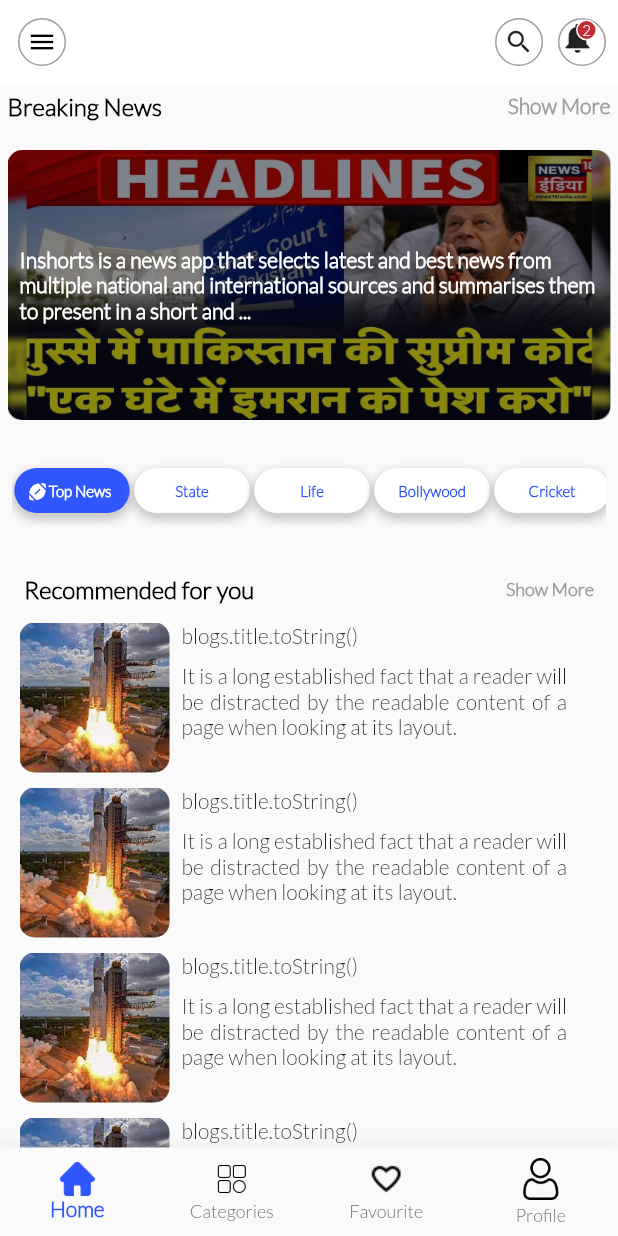
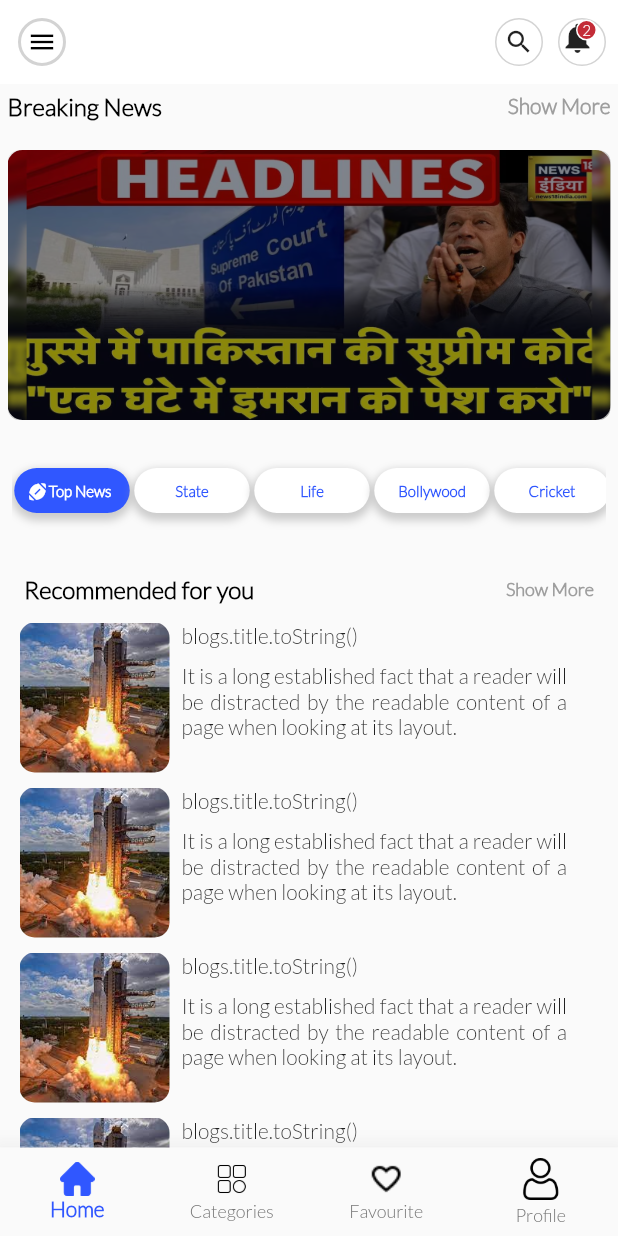
Before and after one commit to khushboo-taneja95/newsappflutter, a Flutter app: the HomeNavigation screen opened directly, on a phone screen of 412 x 824 dp. Run offline on Flutter 3.47's test engine with Material 2 defaults, Android fonts, the phone set to English and light mode, and no system bars; drawn by our look-alikes of carousel_slider; our stand-ins replace readmore.

Commit message:
design change

```diff
--- a/lib/screens/home/home_navigations.dart
+++ b/lib/screens/home/home_navigations.dart
@@ -62,12 +62,9 @@ class _HomeNavigationState extends State<HomeNavigation> {
                 height: 32,
                 decoration: BoxDecoration(
                   shape: BoxShape.circle,
-                  border: Border.all(
-                      width: 1,
-                      color: Colors.grey
-                  ),
+                  border: Border.all(width: 2, color: const Color(0xffD3D3D3)),
                 ),
-                child: Icon(
+                child: const Icon(
                   Icons.menu,
                   color: Colors.black,
                   size: 20,
@@ -79,16 +76,6 @@ class _HomeNavigationState extends State<HomeNavigation> {
             );
           },
         ),
-        // title:  Row(
-        //   mainAxisAlignment: MainAxisAlignment.center,
-        //   children: [
-        //     Image.asset(
-        //         'assets/logo.png',
-        //         height: 50,
-        //         width: 150,
-        //     )
-        //   ],
-        // ),
         actions: <Widget>[
           Row(
             children: [
@@ -101,10 +88,8 @@ class _HomeNavigationState extends State<HomeNavigation> {
                   height: 32,
                   decoration: BoxDecoration(
                     shape: BoxShape.circle,
-                    border: Border.all(
-                      width: 1,
-                      color: Colors.grey
-                    ),
+                    border:
+                        Border.all(width: 1, color: const Color(0xffD3D3D3)),
                   ),
                   child: Icon(
                     Icons.search,
@@ -113,18 +98,18 @@ class _HomeNavigationState extends State<HomeNavigation> {
                   ),
                 ),
               ),
-              SizedBox(width: 10,),
+              SizedBox(
+                width: 10,
+              ),
               Padding(
-                padding: const EdgeInsets.fromLTRB(0,0,8,0),
+                padding: const EdgeInsets.fromLTRB(0, 0, 8, 0),
                 child: Container(
                   width: 32,
                   height: 32,
                   decoration: BoxDecoration(
                     shape: BoxShape.circle,
-                    border: Border.all(
-                        width: 1,
-                        color: Colors.grey
-                    ),
+                    border:
+                        Border.all(width: 1, color: const Color(0xffD3D3D3)),
                   ),
                   child: SizedBox(
                     width: 30,
@@ -147,7 +132,8 @@ class _HomeNavigationState extends State<HomeNavigation> {
                             decoration: BoxDecoration(
                                 shape: BoxShape.circle,
                                 color: Color(0xffc32c37),
-                                border: Border.all(color: Colors.white, width: 1)),
+                                border:
+                                    Border.all(color: Colors.white, width: 1)),
                             child: Padding(
                               padding: const EdgeInsets.all(0.0),
                               child: Center(
@@ -165,7 +151,7 @@ class _HomeNavigationState extends State<HomeNavigation> {
                 ),
               ),
             ],
-          )
+          ),
         ],
         backgroundColor: PanthalassaColors.colorWhite,
       ),
--- a/lib/screens/home/home_screen.dart
+++ b/lib/screens/home/home_screen.dart
@@ -83,9 +83,7 @@ class _HomeScreenState extends State<HomeScreen> {
                 for (int i = 0; i < 4; i++)
                   ClipRRect(
                     borderRadius: BorderRadius.circular(8.0),
-                    child: Stack(
-                      children: [
-                        Container(
+                    child: Container(
                       clipBehavior: Clip.antiAliasWithSaveLayer,
                       width: MediaQuery.of(context).size.width,
                       alignment: Alignment.center,
@@ -108,19 +106,6 @@ class _HomeScreenState extends State<HomeScreen> {
                         '',
                         style: TextStyle(color: Colors.white, fontSize: 15),
                       ),
-                        ),
-                        Padding(
-                          padding: const EdgeInsets.all(8.0),
-                          child: Center(
-                              child: Text(
-                            "Inshorts is a news app that selects latest and best news from multiple national and international sources and summarises them to present in a short and ...",
-                            style: TextStyle(
-                                color: Colors.white,
-                                fontWeight: FontWeight.bold,
-                                fontSize: 14),
-                          )),
-                        ),
-                      ],
                     ),
                   )
               ]),
@@ -485,7 +470,7 @@ class _HomeScreenState extends State<HomeScreen> {
               ),
             ),
             Padding(
-              padding: const EdgeInsets.only(left : 8.0),
+              padding: const EdgeInsets.only(left: 8.0),
               child: ConstrainedBox(
                 constraints: BoxConstraints(
                   maxWidth: MediaQuery.of(context).size.width - 155,
@@ -496,14 +481,12 @@ class _HomeScreenState extends State<HomeScreen> {
                     const SizedBox(width: 4),
                     Text(
                       "blogs.title.toString()",
-
                     ),
                     const SizedBox(height: 10),
                     Text(
                       'It is a long established fact that a reader will be distracted by the readable content of a page when looking at its layout.',
                       maxLines: 3,
                       textAlign: TextAlign.justify,
-
                       overflow: TextOverflow.ellipsis,
                     ),
                     const SizedBox(height: 10),
```
Lines whose indentation alone changed are shown as unchanged.
